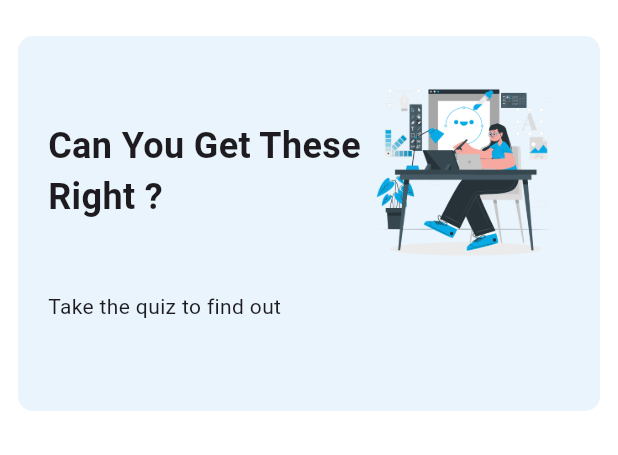
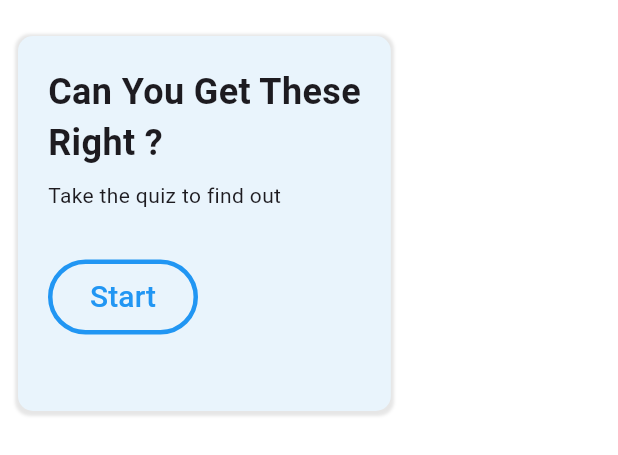
Before and after one commit to Athulolikkal/flutter_clone_centa, a Flutter app: the StartContainerWidget widget shown alone on an empty page, opened directly, on a phone screen of 412 x 824 dp. Shown: the top 455 px of the screen. Run offline on Flutter 3.47's test engine with Material 3 defaults, Android fonts, the phone set to English and light mode, and no system bars.

Commit message:
working on start container

```diff
--- a/lib/widgets/home_screen/start_widget.dart
+++ b/lib/widgets/home_screen/start_widget.dart
@@ -1,4 +1,5 @@
 import 'package:flutter/material.dart';
+import 'package:flutter/widgets.dart';
 
 class StartContainerWidget extends StatelessWidget {
   const StartContainerWidget({super.key});
@@ -6,20 +7,25 @@ class StartContainerWidget extends StatelessWidget {
   @override
   Widget build(BuildContext context) {
     return Padding(
-      padding: const EdgeInsets.symmetric(vertical: 12.0),
+      padding: EdgeInsets.symmetric(vertical: 12.0),
       child: Container(
         height: 250,
         margin: const EdgeInsets.all(12.0),
         decoration: BoxDecoration(
-            color: Color.fromARGB(255, 233, 244, 252),
-            borderRadius: BorderRadius.circular(10)),
+            color: const Color.fromARGB(255, 233, 244, 252),
+            borderRadius: BorderRadius.circular(10),
+            boxShadow: [
+              BoxShadow(
+                color: Color.fromARGB(255, 10, 10, 10).withOpacity(0.1), // Shadow color
+                spreadRadius: 2, // Spread radius
+                blurRadius: 1, // Blur radius
+                offset: Offset(0,1), // Offset
+              ),
+            ]),
         child: Padding(
           padding: EdgeInsets.all(20.0),
-          child: Column(
-            crossAxisAlignment: CrossAxisAlignment.start,
-            children: [
-              Row(
-                children: [
+          child:
+              Column(crossAxisAlignment: CrossAxisAlignment.start, children: [
             Text(
               '''Can You Get These\nRight ?''',
               style: TextStyle(
@@ -27,15 +33,26 @@ class StartContainerWidget extends StatelessWidget {
                 fontWeight: FontWeight.bold,
               ),
             ),
-                  Image.asset('assets/images/online_education.png',width: 140,height: 140,)
-                ],
+            Padding(
+                padding: EdgeInsets.symmetric(vertical: 8.0),
+                child: Text('Take the quiz to find out ')),
+            Padding(
+              padding: EdgeInsets.symmetric(vertical: 25.0),
+              child: OutlinedButton(
+                onPressed: () {},
+                child: Text(
+                  'Start',
+                  style: TextStyle(fontSize: 20),
                 ),
-              Padding(
-                padding: EdgeInsets.symmetric(vertical: 10.0),
-                child: Text('Take the quiz to find out '),
+                style: ButtonStyle(
+                  side: MaterialStatePropertyAll(
+                      BorderSide(color: Colors.blue, width: 3)),
+                  foregroundColor: MaterialStateProperty.all(Colors.blue),
+                  minimumSize: MaterialStateProperty.all(Size(100, 50)),
                 ),
-            ],
               ),
+            )
+          ]),
         ),
       ),
     );
```
Lines whose indentation alone changed are shown as unchanged.
